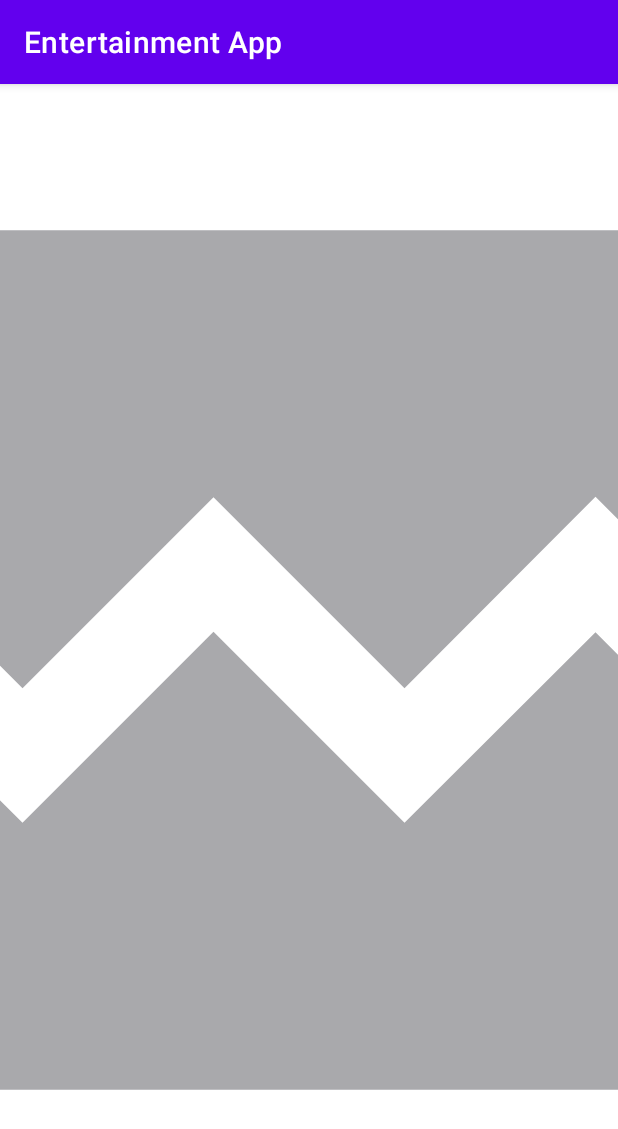
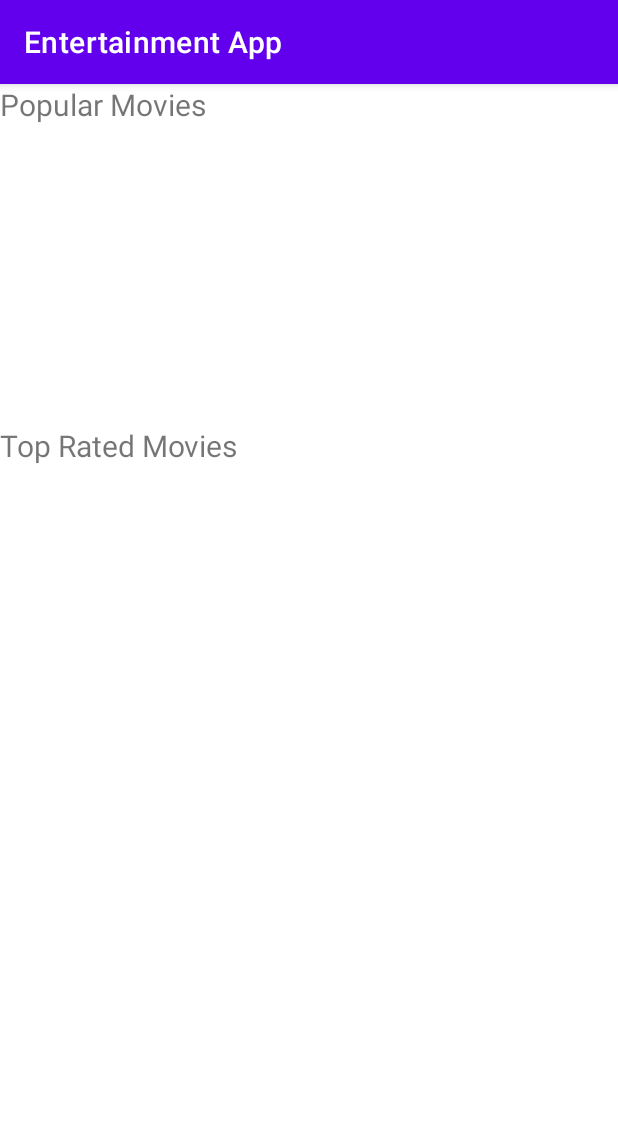
Before and after one commit to shalatan/EntertainmentApp, an Android app: the screen it shows after launch (MainActivity), on a phone screen of 412 x 824 dp. Shown: the top 1129 px of the screen. Run offline under Robolectric (Android 15) with nearby library versions, the phone set to English and light mode, and no system bars; our stand-ins replace data binding; pictures from the network do not load; 6 statements that could not run were skipped.

Commit message:
Implemented PopularMovie and TopRatedMovie views

```diff
--- a/app/build.gradle
+++ b/app/build.gradle
@@ -58,6 +58,9 @@ dependencies {
     // Kotlin Extensions and Coroutines support for Room
     implementation "androidx.room:room-ktx:2.2.5"
 
+    // RecyclerView
+    implementation "androidx.recyclerview:recyclerview:1.2.0-alpha06"
+
     // Coroutines
     implementation "org.jetbrains.kotlinx:kotlinx-coroutines-core:1.3.9"
     implementation "org.jetbrains.kotlinx:kotlinx-coroutines-android:1.3.9"
--- a/app/src/main/java/com/shalatan/entertainmentapp/BIndingAdapter.kt
+++ b/app/src/main/java/com/shalatan/entertainmentapp/BIndingAdapter.kt
@@ -3,9 +3,21 @@ package com.shalatan.entertainmentapp
 import android.widget.ImageView
 import androidx.core.net.toUri
 import androidx.databinding.BindingAdapter
+import androidx.lifecycle.LiveData
+import androidx.recyclerview.widget.RecyclerView
 import com.bumptech.glide.Glide
 import com.bumptech.glide.request.RequestOptions
+import com.shalatan.entertainmentapp.adapters.MovieAdapter
+import com.shalatan.entertainmentapp.model.Movie
 import com.shalatan.entertainmentapp.utils.Constants
+
+
+@BindingAdapter("listData")
+fun bindRecyclerView(recyclerView: RecyclerView,data: List<Movie>?){
+    val adapter = recyclerView.adapter as MovieAdapter
+    adapter.submitList(data)
+}
+
 
 //execute this binding adapter when the xml item has imgUrl attribute
 @BindingAdapter("imageUrl")
--- a/app/src/main/java/com/shalatan/entertainmentapp/ui/overview/OverviewFragment.kt
+++ b/app/src/main/java/com/shalatan/entertainmentapp/ui/overview/OverviewFragment.kt
@@ -7,6 +7,7 @@ import android.view.ViewGroup
 import androidx.fragment.app.Fragment
 import androidx.lifecycle.ViewModelProvider
 import com.shalatan.entertainmentapp.R
+import com.shalatan.entertainmentapp.adapters.MovieAdapter
 import com.shalatan.entertainmentapp.databinding.FragmentOverviewBinding
 import com.shalatan.entertainmentapp.databinding.MovieItemBinding
 
@@ -22,9 +23,11 @@ class OverviewFragment : Fragment() {
 
     override fun onCreateView(inflater: LayoutInflater, container: ViewGroup?, savedInstanceState: Bundle?): View? {
 
-        val binding = MovieItemBinding.inflate(inflater)
+        val binding = FragmentOverviewBinding.inflate(inflater)
         binding.lifecycleOwner = this
         binding.viewModel = viewModel
+        binding.popularRecyclerView.adapter = MovieAdapter()
+        binding.topRatedRecyclerView.adapter = MovieAdapter()
         return binding.root
     }
 }
--- a/app/src/main/java/com/shalatan/entertainmentapp/ui/overview/OverviewViewModel.kt
+++ b/app/src/main/java/com/shalatan/entertainmentapp/ui/overview/OverviewViewModel.kt
@@ -22,13 +22,13 @@ class OverviewViewModel : ViewModel() {
     val status: LiveData<String>
         get() = _status
 
-    private val _popularMovies = MutableLiveData<MovieResponse>()
-    val popularMovies: LiveData<MovieResponse>
+    private val _popularMovies = MutableLiveData<List<Movie>>()
+    val popularMovies: LiveData<List<Movie>>
         get() = _popularMovies
 
-    private val _singleMovie = MutableLiveData<Movie>()
-    val singleMovie: LiveData<Movie>
-        get() = _singleMovie
+    private val _topRatedMovies = MutableLiveData<List<Movie>>()
+    val topRatedMovies: LiveData<List<Movie>>
+        get() = _topRatedMovies
 
     private val viewModelJob = Job()
     private val coroutineScope = CoroutineScope(viewModelJob + Dispatchers.Main)
@@ -40,10 +40,18 @@ class OverviewViewModel : ViewModel() {
 
     private fun fetchJSON() {
         coroutineScope.launch {
-            var getPropertiesDeferred = LmdbApi.retrofitService.getProperties()
+            var getPopularMoviesDeferred = LmdbApi.retrofitService.getPopularMovies()
+            var getTopRatedMoviesDeferred = LmdbApi.retrofitService.getTopRatedMovies()
             try {
-                var listResult = getPropertiesDeferred.await()
-                _singleMovie.value = listResult.movies[0]
+                var popularMoviesList = getPopularMoviesDeferred.await()
+                _popularMovies.value = popularMoviesList.movies
+
+                var topRatedMoviesList = getTopRatedMoviesDeferred.await()
+                _topRatedMovies.value = topRatedMoviesList.movies
+
+                _status.value = "Fetched " + _popularMovies.value!!.size + " result"
+                Log.e("Popular Movie = ","Fetched " + _popularMovies.value!!.size + " result")
+                Log.e("Top Rated Movie = ","Fetched " + _topRatedMovies.value!!.size + " result")
             } catch (t: Throwable) {
                 _status.value = "Failure" + t.message
 
--- a/app/src/main/java/com/shalatan/entertainmentapp/utils/Constants.kt
+++ b/app/src/main/java/com/shalatan/entertainmentapp/utils/Constants.kt
@@ -3,5 +3,5 @@ package com.shalatan.entertainmentapp.utils
 object Constants {
     const val BASE_URL = "https://api.themoviedb.org/"
     const val API_KEY = "ea9a49ebf2b74721a75aae271ebd3036"
-    const val IMG_BASE_URL = "https://image.tmdb.org/t/p/original"
+    const val IMG_BASE_URL = "https://image.tmdb.org/t/p/w500"
 }
--- a/app/src/main/res/layout/fragment_overview.xml
+++ b/app/src/main/res/layout/fragment_overview.xml
@@ -4,24 +4,52 @@
     xmlns:tools="http://schemas.android.com/tools">
 
     <data>
+
         <variable
             name="viewModel"
             type="com.shalatan.entertainmentapp.ui.overview.OverviewViewModel" />
     </data>
 
-    <androidx.constraintlayout.widget.ConstraintLayout
+    <LinearLayout
         android:layout_width="match_parent"
         android:layout_height="match_parent"
+        android:orientation="vertical"
         tools:context="com.shalatan.entertainmentapp.MainActivity">
+
         <TextView
-            android:textSize="40sp"
+            android:id="@+id/textView"
             android:layout_width="wrap_content"
             android:layout_height="wrap_content"
-            android:text="@{viewModel.singleMovie.title}"
-            app:layout_constraintBottom_toBottomOf="parent"
-            app:layout_constraintLeft_toLeftOf="parent"
-            app:layout_constraintRight_toRightOf="parent"
-            app:layout_constraintTop_toTopOf="parent" />
+            android:text="Popular Movies"
+            android:textSize="20sp" />
 
-    </androidx.constraintlayout.widget.ConstraintLayout>
+        <androidx.recyclerview.widget.RecyclerView
+            android:id="@+id/popular_recycler_view"
+            android:layout_width="match_parent"
+            android:layout_height="200dp"
+            android:orientation="horizontal"
+            android:padding="6dp"
+            app:layoutManager="androidx.recyclerview.widget.LinearLayoutManager"
+            app:listData="@{viewModel.popularMovies}"
+            app:spanCount="3"
+            tools:listitem="@layout/movie_item" />
+
+        <TextView
+            android:id="@+id/textView2"
+            android:layout_width="wrap_content"
+            android:layout_height="wrap_content"
+            android:text="Top Rated Movies"
+            android:textSize="20sp" />
+
+        <androidx.recyclerview.widget.RecyclerView
+            android:id="@+id/top_rated_recycler_view"
+            android:layout_width="match_parent"
+            android:layout_height="200dp"
+            android:orientation="horizontal"
+            android:padding="6dp"
+            app:layoutManager="androidx.recyclerview.widget.LinearLayoutManager"
+            app:listData="@{viewModel.topRatedMovies}"
+            app:spanCount="3"
+            tools:listitem="@layout/movie_item" />
+    </LinearLayout>
 </layout>
--- a/app/src/main/res/layout/movie_item.xml
+++ b/app/src/main/res/layout/movie_item.xml
@@ -6,17 +6,25 @@
     <data>
 
         <variable
-            name="viewModel"
-            type="com.shalatan.entertainmentapp.ui.overview.OverviewViewModel" />
+            name="movie"
+            type="com.shalatan.entertainmentapp.model.Movie" />
     </data>
 
-    <ImageView
-        android:id="@+id/mars_image"
-        android:layout_width="match_parent"
-        android:layout_height="170dp"
-        android:adjustViewBounds="true"
-        android:padding="2dp"
-        android:scaleType="centerCrop"
-        app:imageUrl="@{viewModel.singleMovie.posterPath}"
-        tools:src="@tools:sample/backgrounds/scenic" />
+    <androidx.constraintlayout.widget.ConstraintLayout
+        android:layout_width="wrap_content"
+        android:layout_height="wrap_content">
+
+        <ImageView
+            android:id="@+id/mars_image"
+            android:layout_width="130dp"
+            android:layout_height="200dp"
+            android:padding="2dp"
+            android:scaleType="centerCrop"
+            app:imageUrl="@{movie.posterPath}"
+            app:layout_constraintBottom_toBottomOf="parent"
+            app:layout_constraintEnd_toEndOf="parent"
+            app:layout_constraintStart_toStartOf="parent"
+            app:layout_constraintTop_toTopOf="parent"
+            tools:src="@tools:sample/backgrounds/scenic" />
+    </androidx.constraintlayout.widget.ConstraintLayout>
 </layout>
```
Also changed, not shown: app/src/main/java/com/shalatan/entertainmentapp/adapters/MovieAdapter.kt (+40 -40 lines), app/src/main/java/com/shalatan/entertainmentapp/network/LmdbApiService.kt (+6 -1 lines).
